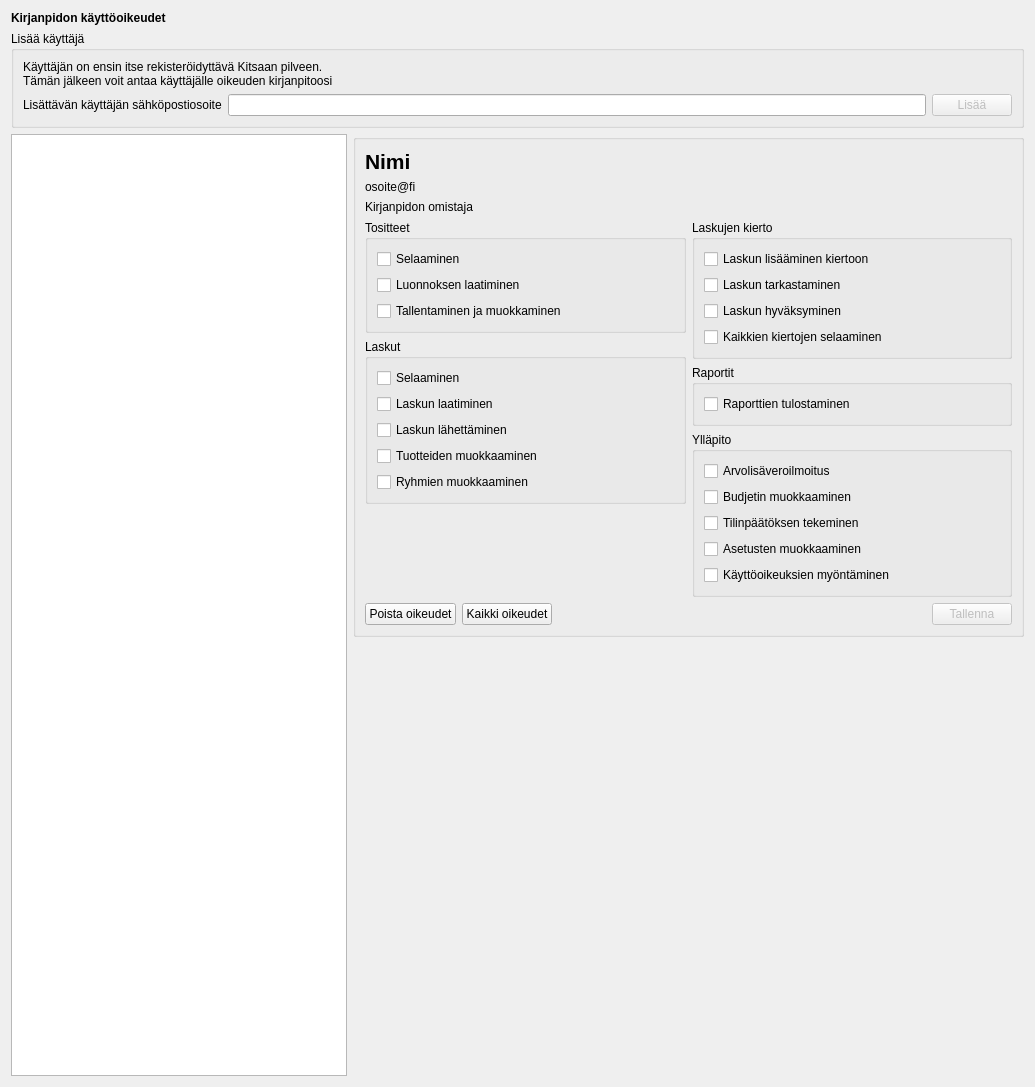
artoh/kitupiikki, file kitsas/maaritys/kayttooikeudet/kayttooikeudet.ui: the form before one commit.
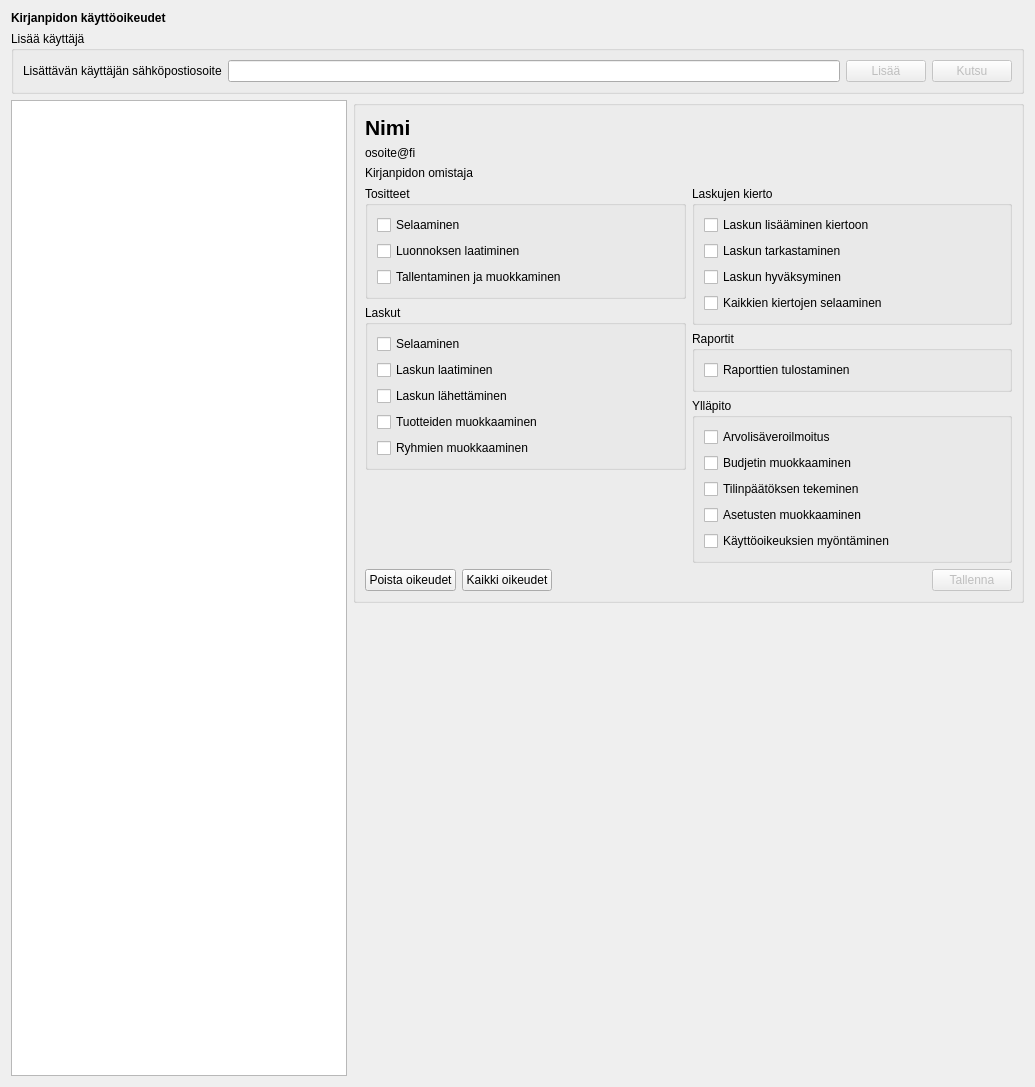
The form after the commit. Icons and pictures are not drawn.

Commit message: Kutsu ja salasananvaihto

The edit to the form file:
```diff
--- a/kitsas/maaritys/kayttooikeudet/kayttooikeudet.ui
+++ b/kitsas/maaritys/kayttooikeudet/kayttooikeudet.ui
@@ -39,23 +39,6 @@
       <string>Lisää käyttäjä</string>
      </property>
      <layout class="QVBoxLayout" name="verticalLayout_6">
-      <item>
-       <widget class="QLabel" name="label">
-        <property name="font">
-         <font>
-          <weight>50</weight>
-          <bold>false</bold>
-         </font>
-        </property>
-        <property name="text">
-         <string>Käyttäjän on ensin itse rekisteröidyttävä Kitsaan pilveen. 
-Tämän jälkeen voit antaa käyttäjälle oikeuden kirjanpitoosi</string>
-        </property>
-        <property name="wordWrap">
-         <bool>true</bool>
-        </property>
-       </widget>
-      </item>
       <item>
        <layout class="QHBoxLayout" name="horizontalLayout_3">
         <item>
@@ -101,6 +84,20 @@
           </property>
          </widget>
         </item>
+        <item>
+         <widget class="QPushButton" name="kutsuButton">
+          <property name="enabled">
+           <bool>false</bool>
+          </property>
+          <property name="text">
+           <string>Kutsu</string>
+          </property>
+          <property name="icon">
+           <iconset resource="../../pic/pic.qrc">
+            <normaloff>:/pic/email.png</normaloff>:/pic/email.png</iconset>
+          </property>
+         </widget>
+        </item>
        </layout>
       </item>
      </layout>
```
The commit also changes 15 other files.
